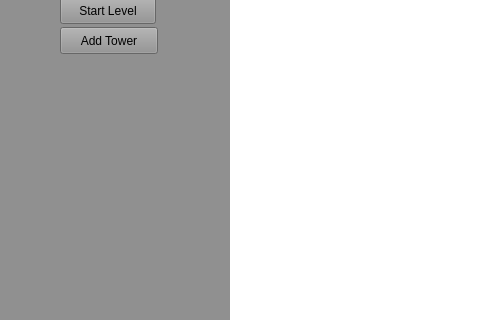
First picture: the form in mainwindow.ui, repository Carragher/awesum-o, before the edit; both pictures show x 0 to 480 and y 220 to 540 of the 1052 by 720 pixel window.
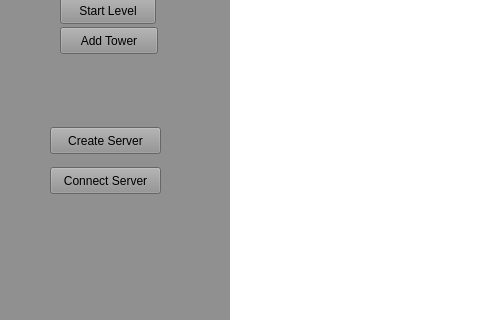
Second picture: the form after the edit. Icons and pictures are not drawn.

Commit message: Added client chat functionality. Cleaned up server and client GUI

Diff of the .ui file:
```diff
--- a/mainwindow.ui
+++ b/mainwindow.ui
@@ -168,6 +168,32 @@
      <string>Add Tower</string>
     </property>
    </widget>
+   <widget class="QPushButton" name="btnServer">
+    <property name="geometry">
+     <rect>
+      <x>50</x>
+      <y>330</y>
+      <width>111</width>
+      <height>27</height>
+     </rect>
+    </property>
+    <property name="text">
+     <string>Create Server</string>
+    </property>
+   </widget>
+   <widget class="QPushButton" name="btnClient">
+    <property name="geometry">
+     <rect>
+      <x>50</x>
+      <y>370</y>
+      <width>111</width>
+      <height>27</height>
+     </rect>
+    </property>
+    <property name="text">
+     <string>Connect Server</string>
+    </property>
+   </widget>
   </widget>
   <widget class="QMenuBar" name="menuBar">
    <property name="geometry">
```
The commit also changes 8 other files.
